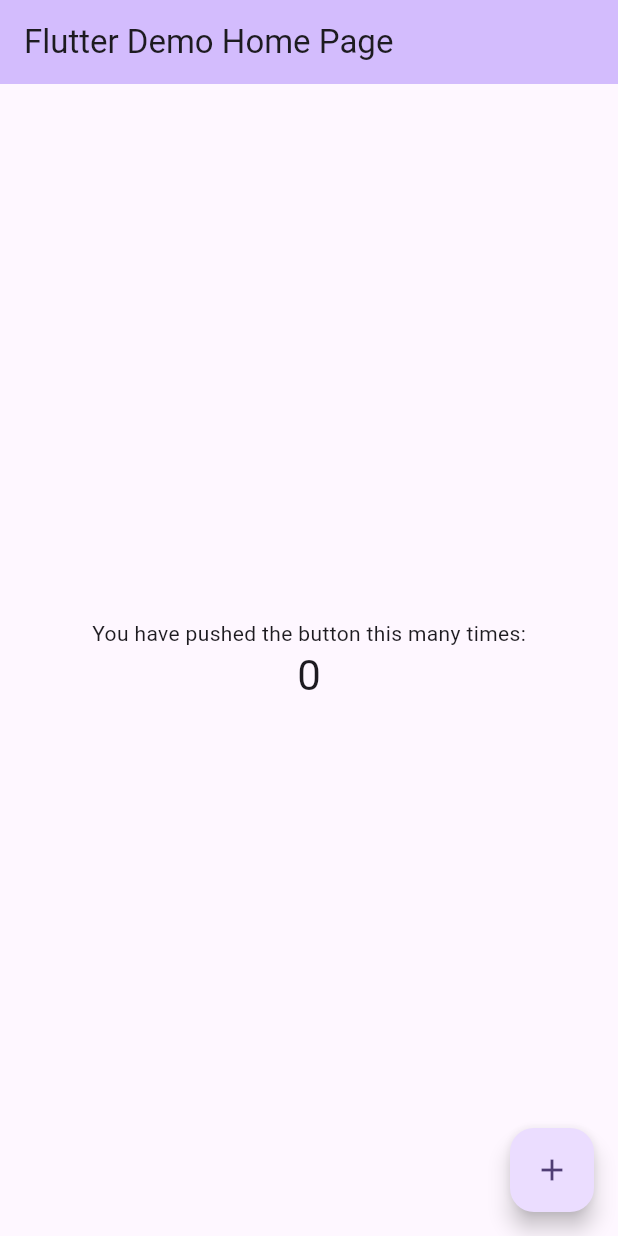
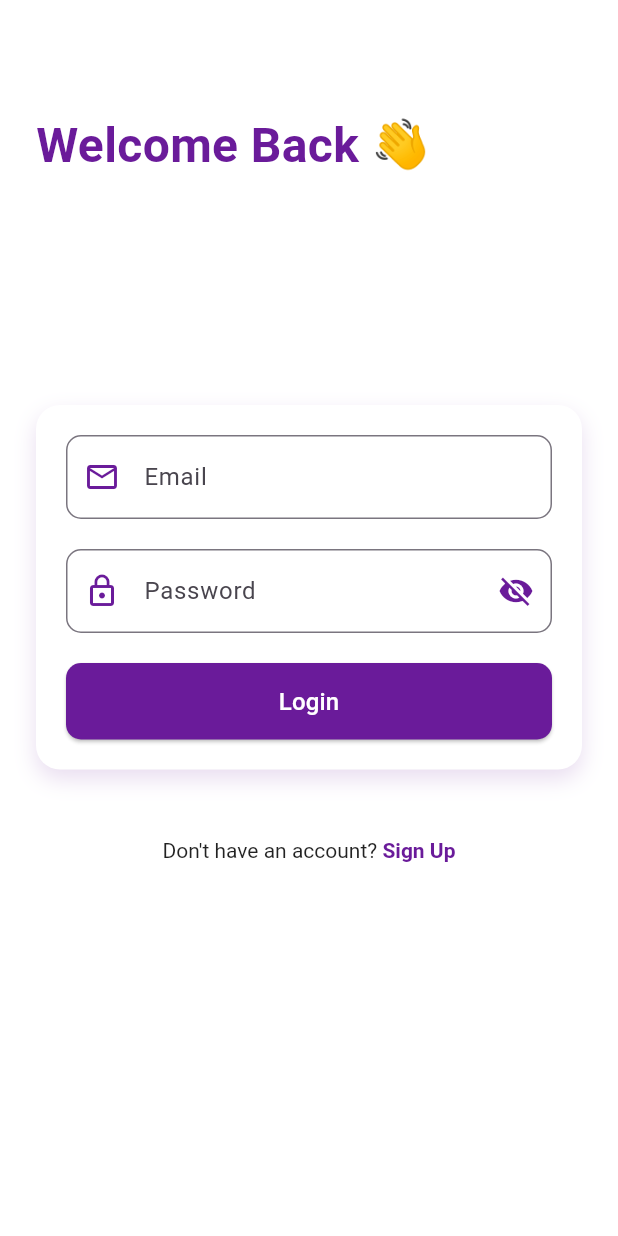
Before and after one commit to Godsaptarshifrtw/Raretrack, a Flutter app: the screen it shows after launch, on a phone screen of 412 x 824 dp. Run offline on Flutter 3.47's test engine with Material 3 defaults, Android fonts, the phone set to English and light mode, and no system bars.

Commit message:
Initial commit

```diff
--- a/lib/main.dart
+++ b/lib/main.dart
@@ -1,4 +1,6 @@
 import 'package:flutter/material.dart';
+import 'package:rare_disease_app/screens/login_screen.dart';
+
 
 void main() {
   runApp(const MyApp());
@@ -7,116 +9,16 @@ void main() {
 class MyApp extends StatelessWidget {
   const MyApp({super.key});
 
-  // This widget is the root of your application.
   @override
   Widget build(BuildContext context) {
     return MaterialApp(
-      title: 'Flutter Demo',
+      title: 'Violet Login App',
+      debugShowCheckedModeBanner: false,
       theme: ThemeData(
-        // This is the theme of your application.
-        //
-        // TRY THIS: Try running your application with "flutter run". You'll see
-        // the application has a purple toolbar. Then, without quitting the app,
-        // try changing the seedColor in the colorScheme below to Colors.green
-        // and then invoke "hot reload" (save your changes or press the "hot
-        // reload" button in a Flutter-supported IDE, or press "r" if you used
-        // the command line to start the app).
-        //
-        // Notice that the counter didn't reset back to zero; the application
-        // state is not lost during the reload. To reset the state, use hot
-        // restart instead.
-        //
-        // This works for code too, not just values: Most code changes can be
-        // tested with just a hot reload.
         colorScheme: ColorScheme.fromSeed(seedColor: Colors.deepPurple),
+        useMaterial3: true,
       ),
-      home: const MyHomePage(title: 'Flutter Demo Home Page'),
+      home:  LoginScreen(), // ✅ Use your external login screen here
     );
   }
 }
-
-class MyHomePage extends StatefulWidget {
-  const MyHomePage({super.key, required this.title});
-
-  // This widget is the home page of your application. It is stateful, meaning
-  // that it has a State object (defined below) that contains fields that affect
-  // how it looks.
-
-  // This class is the configuration for the state. It holds the values (in this
-  // case the title) provided by the parent (in this case the App widget) and
-  // used by the build method of the State. Fields in a Widget subclass are
-  // always marked "final".
-
-  final String title;
-
-  @override
-  State<MyHomePage> createState() => _MyHomePageState();
-}
-
-class _MyHomePageState extends State<MyHomePage> {
-  int _counter = 0;
-
-  void _incrementCounter() {
-    setState(() {
-      // This call to setState tells the Flutter framework that something has
-      // changed in this State, which causes it to rerun the build method below
-      // so that the display can reflect the updated values. If we changed
-      // _counter without calling setState(), then the build method would not be
-      // called again, and so nothing would appear to happen.
-      _counter++;
-    });
-  }
-
-  @override
-  Widget build(BuildContext context) {
-    // This method is rerun every time setState is called, for instance as done
-    // by the _incrementCounter method above.
-    //
-    // The Flutter framework has been optimized to make rerunning build methods
-    // fast, so that you can just rebuild anything that needs updating rather
-    // than having to individually change instances of widgets.
-    return Scaffold(
-      appBar: AppBar(
-        // TRY THIS: Try changing the color here to a specific color (to
-        // Colors.amber, perhaps?) and trigger a hot reload to see the AppBar
-        // change color while the other colors stay the same.
-        backgroundColor: Theme.of(context).colorScheme.inversePrimary,
-        // Here we take the value from the MyHomePage object that was created by
-        // the App.build method, and use it to set our appbar title.
-        title: Text(widget.title),
-      ),
-      body: Center(
-        // Center is a layout widget. It takes a single child and positions it
-        // in the middle of the parent.
-        child: Column(
-          // Column is also a layout widget. It takes a list of children and
-          // arranges them vertically. By default, it sizes itself to fit its
-          // children horizontally, and tries to be as tall as its parent.
-          //
-          // Column has various properties to control how it sizes itself and
-          // how it positions its children. Here we use mainAxisAlignment to
-          // center the children vertically; the main axis here is the vertical
-          // axis because Columns are vertical (the cross axis would be
-          // horizontal).
-          //
-          // TRY THIS: Invoke "debug painting" (choose the "Toggle Debug Paint"
-          // action in the IDE, or press "p" in the console), to see the
-          // wireframe for each widget.
-          mainAxisAlignment: MainAxisAlignment.center,
-          children: <Widget>[
-            const Text('You have pushed the button this many times:'),
-            Text(
-              '$_counter',
-              style: Theme.of(context).textTheme.headlineMedium,
-            ),
-          ],
-        ),
-      ),
-      floatingActionButton: FloatingActionButton(
-        onPressed: _incrementCounter,
-        tooltip: 'Increment',
-        child: const Icon(Icons.add),
-      ), // This trailing comma makes auto-formatting nicer for build methods.
-    );
-  }
-}
--- /dev/null
+++ b/lib/screens/login_screen.dart
@@ -0,0 +1,184 @@
+import 'package:flutter/material.dart';
+
+void main() => runApp(const LoginApp());
+
+class LoginApp extends StatelessWidget {
+  const LoginApp({super.key});
+
+  @override
+  Widget build(BuildContext context) {
+    return MaterialApp(
+      home: const LoginScreen(),
+      debugShowCheckedModeBanner: false,
+    );
+  }
+}
+
+class LoginScreen extends StatefulWidget {
+  const LoginScreen({super.key});
+
+  @override
+  State<LoginScreen> createState() => _LoginScreenState();
+}
+
+class _LoginScreenState extends State<LoginScreen> {
+  final Color violet = const Color(0xFF6A1B9A);
+  final GlobalKey<FormState> _formKey = GlobalKey<FormState>();
+  final TextEditingController _emailController = TextEditingController();
+  final TextEditingController _passwordController = TextEditingController();
+  bool _obscurePassword = true;
+
+  @override
+  Widget build(BuildContext context) {
+    return Scaffold(
+      backgroundColor: Colors.white,
+      body: SafeArea(
+        child: SingleChildScrollView(
+          reverse: true,
+          child: Padding(
+            padding: const EdgeInsets.all(24.0),
+            child: Column(
+              children: [
+                const SizedBox(height: 50),
+                Align(
+                  alignment: Alignment.centerLeft,
+                  child: Text(
+                    "Welcome Back 👋",
+                    style: TextStyle(
+                      fontSize: 32,
+                      fontWeight: FontWeight.bold,
+                      color: violet,
+                    ),
+                  ),
+                ),
+                const SizedBox(height: 150),
+
+                /// FORM SECTION
+                Form(
+                  key: _formKey,
+                  child: Container(
+                    padding: const EdgeInsets.all(20),
+                    decoration: BoxDecoration(
+                      color: Colors.white,
+                      borderRadius: BorderRadius.circular(16),
+                      boxShadow: [
+                        BoxShadow(
+                          color: violet.withOpacity(0.15),
+                          blurRadius: 12,
+                          offset: const Offset(0, 6),
+                        ),
+                      ],
+                    ),
+                    child: Column(
+                      children: [
+                        TextFormField(
+                          controller: _emailController,
+                          keyboardType: TextInputType.emailAddress,
+                          decoration: InputDecoration(
+                            labelText: "Email",
+                            prefixIcon: Icon(Icons.email_outlined, color: violet),
+                            border: OutlineInputBorder(
+                              borderRadius: BorderRadius.circular(10),
+                            ),
+                          ),
+                          validator: (value) {
+                            if (value == null || value.isEmpty) {
+                              return "Please enter your email";
+                            } else if (!RegExp(r'^[^@]+@[^@]+\.[^@]+').hasMatch(value)) {
+                              return "Please enter a valid email";
+                            }
+                            return null;
+                          },
+                        ),
+                        const SizedBox(height: 20),
+                        TextFormField(
+                          controller: _passwordController,
+                          obscureText: _obscurePassword,
+                          decoration: InputDecoration(
+                            labelText: "Password",
+                            prefixIcon: Icon(Icons.lock_outline, color: violet),
+                            suffixIcon: IconButton(
+                              icon: Icon(
+                                _obscurePassword ? Icons.visibility_off : Icons.visibility,
+                                color: violet,
+                              ),
+                              onPressed: () {
+                                setState(() {
+                                  _obscurePassword = !_obscurePassword;
+                                });
+                              },
+                            ),
+                            border: OutlineInputBorder(
+                              borderRadius: BorderRadius.circular(10),
+                            ),
+                          ),
+                          validator: (value) {
+                            if (value == null || value.isEmpty) {
+                              return "Please enter your password";
+                            } else if (value.length < 6) {
+                              return "Password must be at least 6 characters";
+                            }
+                            return null;
+                          },
+                        ),
+                        const SizedBox(height: 20),
+                        SizedBox(
+                          width: double.infinity,
+                          child: ElevatedButton(
+                            onPressed: () {
+                              if (_formKey.currentState!.validate()) {
+                                // Proceed with login
+                                ScaffoldMessenger.of(context).showSnackBar(
+                                  const SnackBar(content: Text("Login Successful!")),
+                                );
+                              }
+                            },
+                            style: ElevatedButton.styleFrom(
+                              backgroundColor: violet,
+                              padding: const EdgeInsets.symmetric(vertical: 14),
+                              shape: RoundedRectangleBorder(
+                                borderRadius: BorderRadius.circular(10),
+                              ),
+                            ),
+                            child: const Text(
+                              "Login",
+                              style: TextStyle(fontSize: 16, color: Colors.white),
+                            ),
+                          ),
+                        ),
+                      ],
+                    ),
+                  ),
+                ),
+
+                const SizedBox(height: 30),
+                Center(
+                  child: TextButton(
+                    onPressed: () {
+                      // Navigate to signup page
+                    },
+                    child: RichText(
+                      text: TextSpan(
+                        text: "Don't have an account? ",
+                        style: const TextStyle(color: Colors.black87),
+                        children: [
+                          TextSpan(
+                            text: "Sign Up",
+                            style: TextStyle(
+                              color: violet,
+                              fontWeight: FontWeight.bold,
+                            ),
+                          )
+                        ],
+                      ),
+                    ),
+                  ),
+                ),
+              ],
+            ),
+          ),
+        ),
+      ),
+    );
+  }
+}
```
